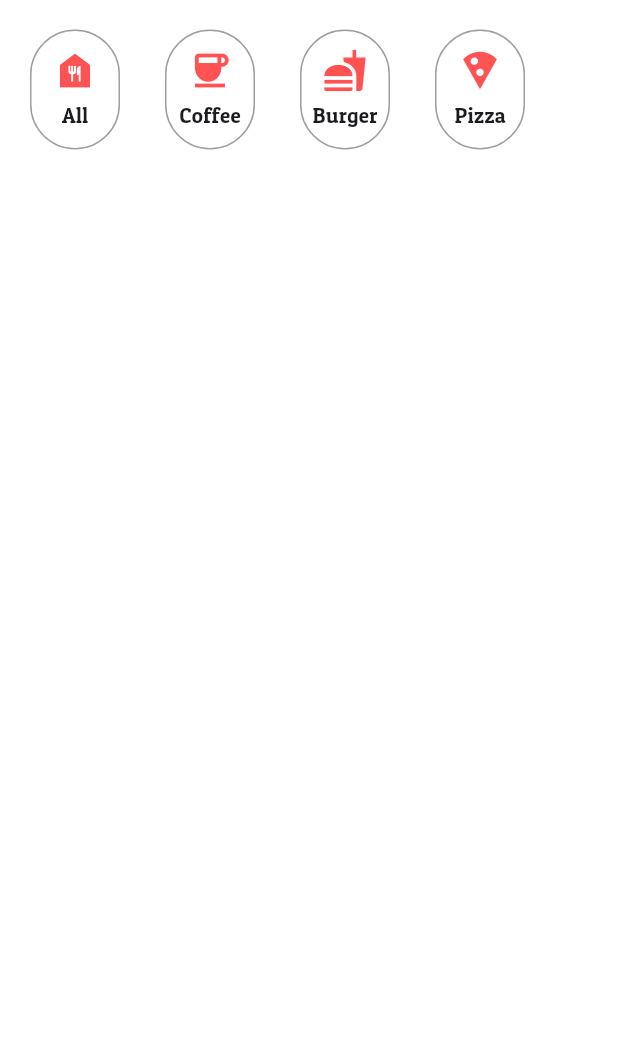
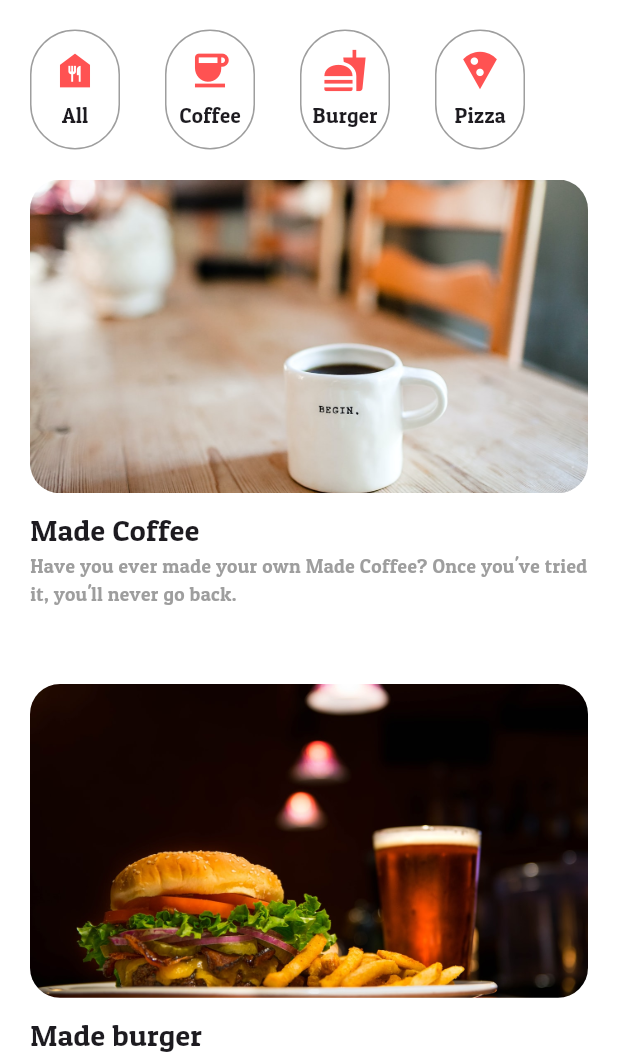
Before and after one commit to coramdeo643/class_recipes, a Flutter app: the screen it shows after launch, on a phone screen of 412 x 824 dp, the part 179-1236 px from its top. Run offline on Flutter 3.47's test engine with Material 3 defaults, Android fonts, the phone set to English and light mode, and no system bars.

Commit message:
feat: Implement RecipeListItem UI
This commit implements the UI for the `RecipeListItem` component.

- The component now displays an image, title, and a descriptive text.
- The image is loaded from the `assets/images` directory and has a 16/9 aspect ratio with rounded corners.
- The title is displayed with a font size of 20.
- A placeholder description "Have you ever made your own [title]? Once you've tried it, you'll never go back." is shown with a grey color and font size 13.
- Padding and SizedBox widgets are used for spacing.

```diff
--- a/lib/components/recipe_list_item.dart
+++ b/lib/components/recipe_list_item.dart
@@ -8,6 +8,37 @@ class RecipeListItem extends StatelessWidget {
 
   @override
   Widget build(BuildContext context) {
-    return ClipRRect();
+    return Padding(
+      padding: const EdgeInsets.symmetric(vertical: 20.0),
+      child: Column(
+        crossAxisAlignment: CrossAxisAlignment.start,
+        children: [
+          AspectRatio(
+            aspectRatio: 16 / 9,
+            child: ClipRRect(
+              borderRadius: BorderRadius.circular(20),
+              child: Image.asset(
+                "assets/images/$imageName.jpeg",
+                fit: BoxFit.cover,
+              ),
+            ),
+          ),
+          SizedBox(height: 10),
+          Text(
+            title,
+            style: TextStyle(fontSize: 20),
+          ),
+          Text(
+            "Have you ever made your own $title? "
+            "Once you've tried it, you'll never go back.",
+            style: TextStyle(
+              color: Colors.grey,
+              fontSize: 13,
+            ),
+          ),
+          SizedBox(height: 10),
+        ],
+      ),
+    );
   }
 }
```
